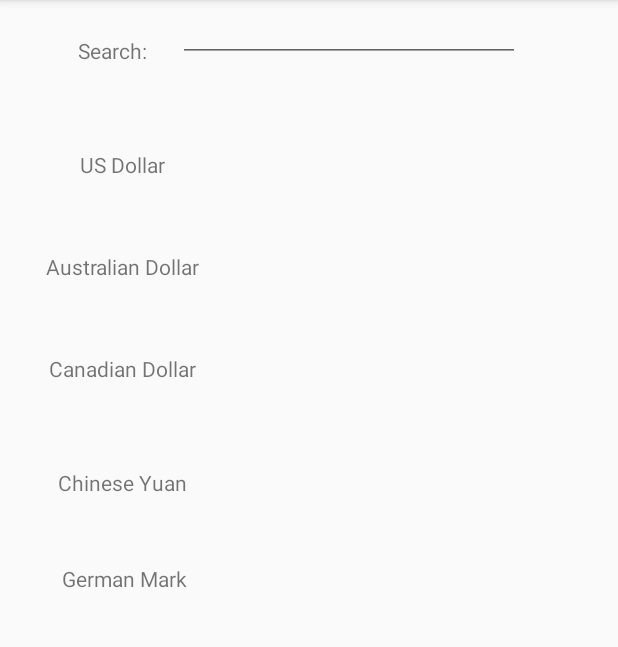
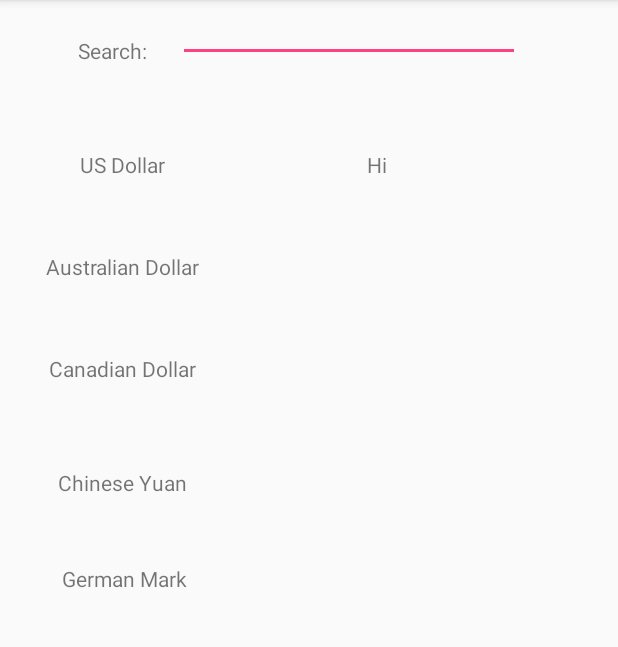
Before and after one commit to itsjbelmont/CurrencyConverter, an Android app: the screen it shows after launch (MainActivity before the commit, MainActivity2 after it), after a tap on "GO!", on a phone screen of 412 x 824 dp, the part 84-731 px from its top. Run offline under Robolectric (Android 15) with nearby library versions, the phone set to English and light mode, and no system bars.

Commit message:
Separates activity into two separate java files.  Back button works.
Just need to get slots to display value.

```diff
--- a/app/src/main/java/com/example/jackbelmont/currencyconverter/MainActivity.java
+++ b/app/src/main/java/com/example/jackbelmont/currencyconverter/MainActivity.java
@@ -24,6 +24,9 @@ public class MainActivity extends AppCompatActivity
     //screen when the app starts
     Button buttonMain;
 
+    //Back button for going back to main screen
+
+
     //This onCreate sets up the layout view on the app and creates a listener
     //for input from the button
     @Override
@@ -34,9 +37,8 @@ public class MainActivity extends AppCompatActivity
 
         //listens for button
         addListenerOnButton();
+
     }
-
-
 
     //creates the listener on the button
     //the button will lead to another screen, and also link the data being sent to
@@ -44,7 +46,7 @@ public class MainActivity extends AppCompatActivity
     public void addListenerOnButton()
     {
 
-            final Context context = this;
+            //final Context context = this;
 
             buttonMain = (Button) findViewById(R.id.button);
 
@@ -57,39 +59,16 @@ public class MainActivity extends AppCompatActivity
             public void onClick(View arg0)
             {
 
-                //Gets whatever was inputted into main text box
-                EditText editText = (EditText) findViewById(R.id.editText2);
-                String string1 = editText.getText().toString();
+                Intent intent = new Intent(getApplicationContext(),MainActivity2.class);
 
-
-                //sets up content layout
-                setContentView(R.layout.activity_main2);
-
-
-                //Puts value into text box 8
-                TextView textView = (TextView) findViewById(R.id.textView8);
-                textView.setText(string1);
-
-                //Puts value into text box 9
-                TextView textView1 = (TextView) findViewById(R.id.textView9);
-                textView1.setText(string1);
-
-                //puts value into box 10
-                TextView textView2 = (TextView) findViewById(R.id.textView10);
-                textView2.setText(string1);
-
-                //puts value into box 11
-                TextView textView3 = (TextView) findViewById(R.id.textView11);
-                textView3.setText(string1);
-
-                //puts view into box 12
-                TextView textView4 = (TextView) findViewById(R.id.textView12);
-                textView4.setText(string1);
+                startActivity(intent);
 
             }
 
 
         });
+
     }
 
+
 }
--- /dev/null
+++ b/app/src/main/java/com/example/jackbelmont/currencyconverter/MainActivity2.java
@@ -0,0 +1,50 @@
+package com.example.jackbelmont.currencyconverter;
+
+import android.os.Bundle;
+import android.widget.EditText;
+import android.widget.TextView;
+
+/**
+ * Created by Patrick on 12/8/2017.
+ */
+
+public class MainActivity2 extends MainActivity
+{
+    @Override
+    protected void onCreate(Bundle savedInstanceState)
+    {
+        super.onCreate(savedInstanceState);
+
+        //Gets whatever was inputted into main text box
+        EditText editText = (EditText) findViewById(R.id.editText2);
+        String string1 = editText.getText().toString();
+
+        setContentView(R.layout.activity_main2);
+
+        //Puts value into text box 8
+        TextView textView = (TextView) findViewById(R.id.textView8);
+        textView.setText("Hi");
+
+        //Puts value into text box 9
+        TextView textView1 = (TextView) findViewById(R.id.textView9);
+        textView1.setText(string1);
+
+        //puts value into box 10
+        TextView textView2 = (TextView) findViewById(R.id.textView10);
+        textView2.setText(string1);
+
+        //puts value into box 11
+        TextView textView3 = (TextView) findViewById(R.id.textView11);
+        textView3.setText(string1);
+
+        //puts view into box 12
+        TextView textView4 = (TextView) findViewById(R.id.textView12);
+        textView4.setText(string1);
+
+
+    }
+
+
+
+
+}
```
Also changed, not shown: app/src/main/AndroidManifest.xml (+7 -0 lines).
